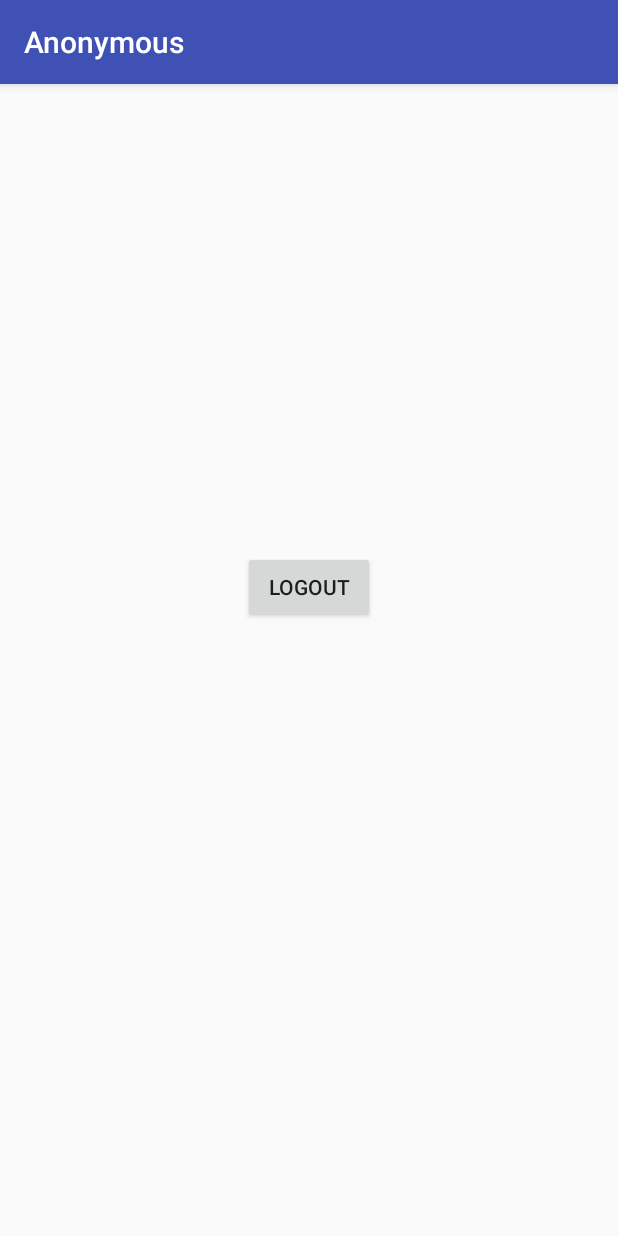
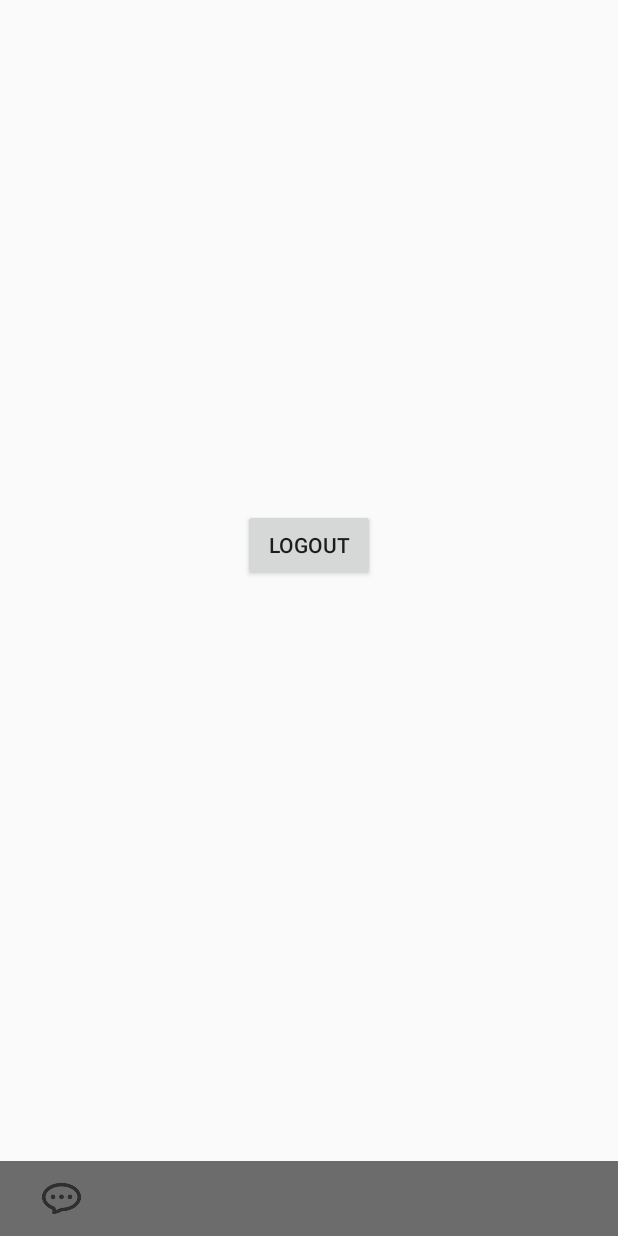
Before and after one commit to timmyyeh/Anonymous, an Android app: the screen it shows after launch once a user with an empty profile is signed in (AnonymousMainActivity), on a phone screen of 412 x 824 dp. Run offline under Robolectric (Android 15) with nearby library versions, the phone set to English and light mode, and no system bars; our stand-ins replace Firebase (no records; nobody signed in at launch, a user with empty details on screens opened directly).

Commit message:
action bar

```diff
--- a/app/build.gradle
+++ b/app/build.gradle
@@ -33,4 +33,5 @@ dependencies {
 
 
 
+
 apply plugin: 'com.google.gms.google-services'
--- a/app/src/main/AndroidManifest.xml
+++ b/app/src/main/AndroidManifest.xml
@@ -10,7 +10,7 @@
         android:label="@string/app_name"
         android:roundIcon="@mipmap/ic_launcher_round"
         android:supportsRtl="true"
-        android:theme="@style/AppTheme">
+        android:theme="@style/Theme.AppCompat.Light.NoActionBar">
         <activity android:name=".LoginMainActivity">
             <intent-filter>
                 <action android:name="android.intent.action.MAIN" />
--- a/app/src/main/java/com/anonymous/anonymous/AnonymousMainActivity.java
+++ b/app/src/main/java/com/anonymous/anonymous/AnonymousMainActivity.java
@@ -3,26 +3,36 @@ package com.anonymous.anonymous;
 import android.content.Intent;
 import android.support.v7.app.AppCompatActivity;
 import android.os.Bundle;
+import android.util.Log;
 import android.view.View;
-import android.widget.Button;
+import android.widget.Toast;
 
 import com.google.firebase.auth.FirebaseAuth;
 
 
-public class AnonymousMainActivity extends AppCompatActivity {
+public class AnonymousMainActivity extends AppCompatActivity implements View.OnClickListener{
 
     @Override
     protected void onCreate(Bundle savedInstanceState) {
         super.onCreate(savedInstanceState);
         setContentView(R.layout.activity_anonymous_main);
-        Button logout_btn = (Button) findViewById(R.id.logout_btn);
-        logout_btn.setOnClickListener(new View.OnClickListener() {
+
+        findViewById(R.id.chat_imgbtn).setOnClickListener(this);
+        findViewById(R.id.logout_btn).setOnClickListener(this);
+    }
+
     @Override
     public void onClick(View view) {
+        Toast.makeText(getApplicationContext(), "Did", Toast.LENGTH_SHORT).show();
+        int id = view.getId();
+        if(id == R.id.logout_btn){
             FirebaseAuth.getInstance().signOut();
             Intent intent = new Intent(AnonymousMainActivity.this, LoginMainActivity.class);
             startActivity(intent);
         }
-        });
+        else if(id == R.id.chat_imgbtn){
+            Intent intent = new Intent(AnonymousMainActivity.this, ChatMainActivity.class);
+            startActivity(intent);
         }
     }
+}
--- a/app/src/main/java/com/anonymous/anonymous/activity_discussion_main.java
+++ b/app/src/main/java/com/anonymous/anonymous/DiscussionMainActivity.java
@@ -3,7 +3,7 @@ package com.anonymous.anonymous;
 import android.support.v7.app.AppCompatActivity;
 import android.os.Bundle;
 
-public class activity_discussion_main extends AppCompatActivity {
+public class DiscussionMainActivity extends AppCompatActivity {
 
     @Override
     protected void onCreate(Bundle savedInstanceState) {
--- a/app/src/main/res/layout/activity_anonymous_main.xml
+++ b/app/src/main/res/layout/activity_anonymous_main.xml
@@ -11,12 +11,39 @@
         android:layout_width="wrap_content"
         android:layout_height="wrap_content"
         android:layout_marginBottom="326dp"
-        android:layout_marginEnd="162dp"
-        android:layout_marginStart="161dp"
         android:layout_marginTop="228dp"
         android:text="logout"
         app:layout_constraintBottom_toBottomOf="parent"
         app:layout_constraintEnd_toEndOf="parent"
         app:layout_constraintStart_toStartOf="parent"
         app:layout_constraintTop_toTopOf="parent" />
+    <android.support.v7.widget.Toolbar
+        android:id="@+id/bottom_toolbar"
+        android:layout_width="0dp"
+        android:layout_height="50dp"
+        android:layout_marginTop="252dp"
+        android:background="@color/common_google_signin_btn_text_light_default"
+        android:theme="@style/ThemeOverlay.AppCompat.ActionBar"
+        app:layout_constraintBottom_toBottomOf="parent"
+        app:layout_constraintEnd_toEndOf="parent"
+        app:layout_constraintHorizontal_bias="0.0"
+        app:layout_constraintLeft_toLeftOf="parent"
+        app:layout_constraintLeft_toRightOf="parent"
+        app:layout_constraintStart_toStartOf="parent"
+        app:layout_constraintTop_toBottomOf="@+id/logout_btn"
+        app:layout_constraintVertical_bias="1.0"
+        app:popupTheme="@style/ThemeOverlay.AppCompat.Light">
+
+        <ImageButton
+            android:id="@+id/chat_imgbtn"
+            android:layout_width="50dip"
+            android:layout_height="50dip"
+            android:layout_weight="1"
+            android:backgroundTint="#00000000"
+            android:scaleType="fitCenter"
+            android:clickable="true"
+            app:srcCompat="@drawable/chat" />
+
+    </android.support.v7.widget.Toolbar>
+
 </android.support.constraint.ConstraintLayout>
--- a/app/src/main/res/layout/activity_discussion_main.xml
+++ b/app/src/main/res/layout/activity_discussion_main.xml
@@ -4,6 +4,6 @@
     xmlns:tools="http://schemas.android.com/tools"
     android:layout_width="match_parent"
     android:layout_height="match_parent"
-    tools:context="com.anonymous.anonymous.activity_discussion_main">
+    tools:context="com.anonymous.anonymous.DiscussionMainActivity">
 
 </android.support.constraint.ConstraintLayout>
--- a/app/src/main/res/values/colors.xml
+++ b/app/src/main/res/values/colors.xml
@@ -1,6 +1,6 @@
 <?xml version="1.0" encoding="utf-8"?>
 <resources>
     <color name="colorPrimary">#3F51B5</color>
-    <color name="colorPrimaryDark">#303F9F</color>
-    <color name="colorAccent">#FF4081</color>
+    <color name="colorPrimaryDark">#303f9f</color>
+    <color name="colorAccent">#ff4081</color>
 </resources>
--- a/app/src/main/res/values/strings.xml
+++ b/app/src/main/res/values/strings.xml
@@ -2,4 +2,5 @@
     <string name="app_name">Anonymous</string>
     <string name="title_activity_chat_main">ChatMainActivity</string>
     <string name="title_activity_loading">loadingActivity</string>
+    <string name="title_activity_base">BaseActivity</string>
 </resources>
--- a/app/src/main/res/values/styles.xml
+++ b/app/src/main/res/values/styles.xml
@@ -17,4 +17,8 @@
 
     <style name="AppTheme.PopupOverlay" parent="ThemeOverlay.AppCompat.Light" />
 
+    <style name="AppBarOverlay" parent="ThemeOverlay.AppCompat.Dark.ActionBar" />
+
+    <style name="PopupOverlay" parent="ThemeOverlay.AppCompat.Light" />
+
 </resources>
```
Also changed, not shown: app/src/main/java/com/anonymous/anonymous/ChatMainActivity.java (+15 -2 lines), app/src/main/res/layout/activity_chat_main.xml (+29 -0 lines), app/src/main/res/drawable/chat.png (added). Lines whose indentation alone changed are shown as unchanged.
